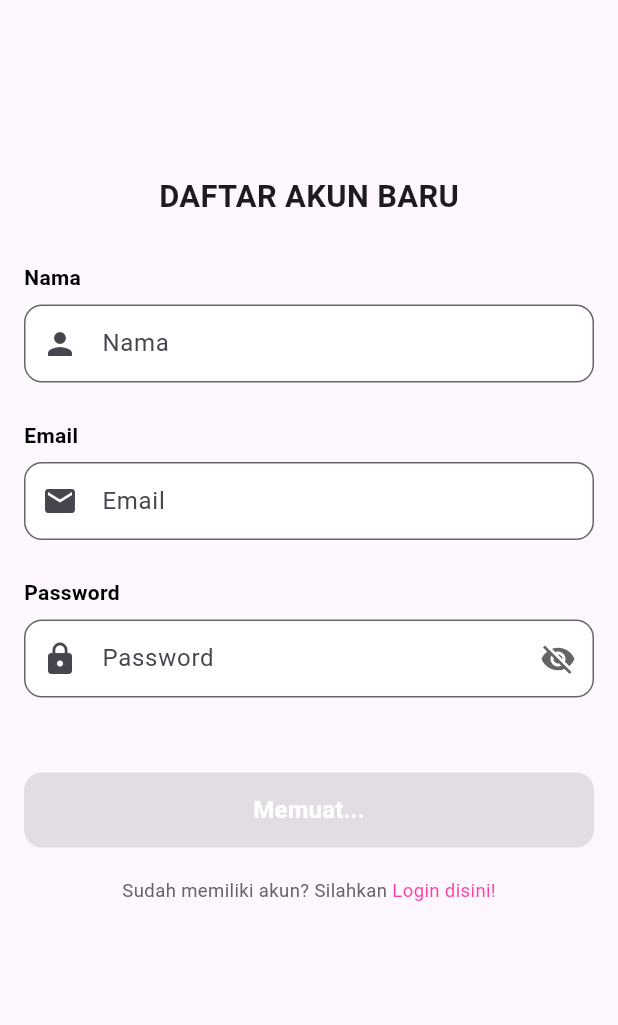
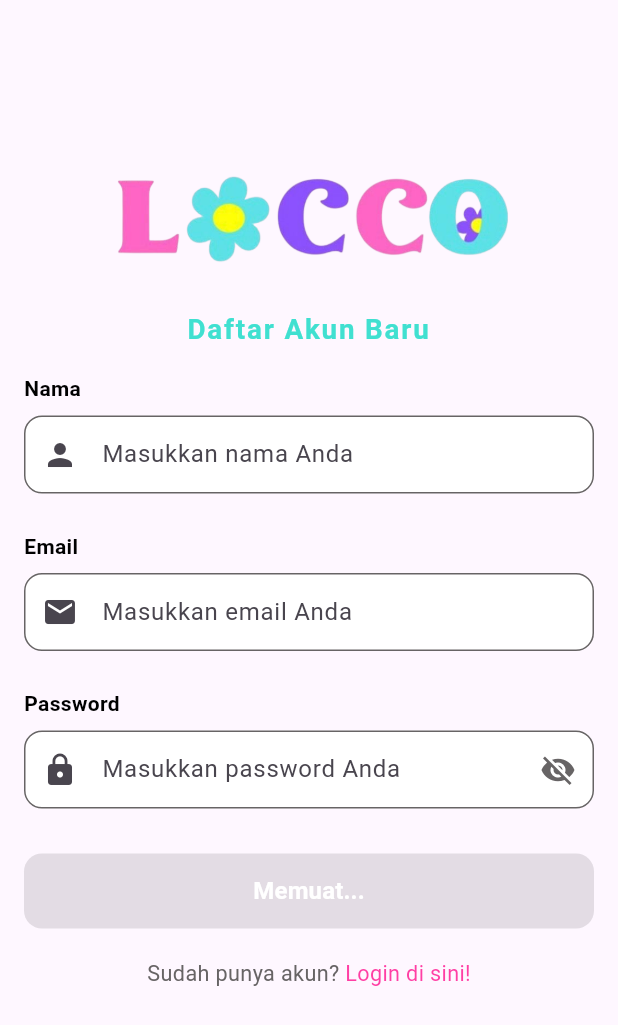
Before and after one commit to SafinatunNaja29/0184_LoccoFlorist, a Flutter app: the RegisterScreen screen opened directly, on a phone screen of 412 x 824 dp. Shown: the top 1025 px of the screen. Run offline on Flutter 3.47's test engine with Material 3 defaults, Android fonts, the light colour scheme and no system bars; our stand-ins replace bloc, dartz, dropdown_button2, flutter_bloc, flutter_secure_storage; accounts and stored records are empty; network calls fail; Roboto replaces fonts that are missing (Montserrat); statements that could not run were skipped.

Commit message:
mengatur tampilan UI untuk login dan register

```diff
--- a/lib/core/components/custom_text_field.dart
+++ b/lib/core/components/custom_text_field.dart
@@ -5,6 +5,7 @@ class CustomTextField extends StatelessWidget {
   final String validator;
   final TextEditingController controller;
   final String label;
+  final String? hintText;
   final Function(String value)? onChanged;
   final bool obscureText;
   final TextInputType? keyboardType;
@@ -18,6 +19,7 @@ class CustomTextField extends StatelessWidget {
     Key? key,
     required this.controller,
     required this.label,
+    this.hintText,
     this.onChanged,
     this.obscureText = false,
     this.keyboardType,
@@ -63,7 +65,7 @@ class CustomTextField extends StatelessWidget {
             contentPadding: const EdgeInsets.symmetric(vertical: 14, horizontal: 16),
             prefixIcon: prefixIcon,
             suffixIcon: suffixIcon,
-            hintText: label,
+            hintText: hintText,
             filled: true,
             fillColor: AppColors.white,
             border: OutlineInputBorder(
--- a/lib/core/constants/colors.dart
+++ b/lib/core/constants/colors.dart
@@ -19,4 +19,6 @@ class AppColors {
 
   static const Color red = Color(0xffF65151);
 
+  static const Color purple = Color(0xffa32cc4);
+
 }
--- a/lib/presentation/admin/admin_home_screen.dart
+++ b/lib/presentation/admin/admin_home_screen.dart
@@ -70,7 +70,7 @@ class _AdminHomeScreenState extends State<AdminHomeScreen> {
       bottomNavigationBar: BottomNavigationBar(
         currentIndex: _selectedIndex,
         onTap: _onItemTapped,
-        selectedItemColor: Colors.blue,
+        selectedItemColor: Colors.pink,
         unselectedItemColor: Colors.grey,
         items: const [
           BottomNavigationBarItem(
--- a/lib/presentation/auth/bloc/register_screen.dart
+++ b/lib/presentation/auth/bloc/register_screen.dart
@@ -23,7 +23,6 @@ class _RegisterScreenState extends State<RegisterScreen> {
   late final TextEditingController emailController;
   late final TextEditingController passwordController;
   late final GlobalKey<FormState> _key;
-
   bool isShowPassword = false;
 
   @override
@@ -40,7 +39,6 @@ class _RegisterScreenState extends State<RegisterScreen> {
     namaController.dispose();
     emailController.dispose();
     passwordController.dispose();
-    _key.currentState?.dispose();
     super.dispose();
   }
 
@@ -55,19 +53,29 @@ class _RegisterScreenState extends State<RegisterScreen> {
             child: Column(
               mainAxisAlignment: MainAxisAlignment.center,
               children: [
-                const SpaceHeight(100),
+                const SpaceHeight(80),
+                Image.asset(
+                  'assets/images/logo.png',
+                  height: 100,
+                ),
+                const SpaceHeight(10),
                 Text(
-                  'DAFTAR AKUN BARU',
+                  'Daftar Akun Baru',
+                  textAlign: TextAlign.center,
                   style: TextStyle(
-                    fontSize: MediaQuery.of(context).size.width * 0.05,
+                    fontSize: context.deviceWidth * 0.045,
                     fontWeight: FontWeight.bold,
+                    color: AppColors.tosca,
+                    letterSpacing: 1.2,
+                    fontFamily: 'Montserrat',
                   ),
                 ),
-                const SpaceHeight(30),
+                const SpaceHeight(16),
                 CustomTextField(
                   validator: 'Nama tidak boleh kosong',
                   controller: namaController,
                   label: 'Nama',
+                  hintText: 'Masukkan nama Anda',
                   prefixIcon: const Padding(
                     padding: EdgeInsets.all(8.0),
                     child: Icon(Icons.person),
@@ -78,6 +86,7 @@ class _RegisterScreenState extends State<RegisterScreen> {
                   validator: 'Email tidak boleh kosong',
                   controller: emailController,
                   label: 'Email',
+                  hintText: 'Masukkan email Anda',
                   prefixIcon: const Padding(
                     padding: EdgeInsets.all(8.0),
                     child: Icon(Icons.email),
@@ -88,6 +97,7 @@ class _RegisterScreenState extends State<RegisterScreen> {
                   validator: 'Password tidak boleh kosong',
                   controller: passwordController,
                   label: 'Password',
+                  hintText: 'Masukkan password Anda',
                   obscureText: !isShowPassword,
                   prefixIcon: const Padding(
                     padding: EdgeInsets.all(8.0),
@@ -107,7 +117,7 @@ class _RegisterScreenState extends State<RegisterScreen> {
                     ),
                   ),
                 ),
-                const SpaceHeight(50),
+                const SpaceHeight(30),
                 BlocConsumer<RegisterBloc, RegisterState>(
                   listener: (context, state) {
                     if (state is RegisterSuccess) {
@@ -140,7 +150,7 @@ class _RegisterScreenState extends State<RegisterScreen> {
                                   namaUser: namaController.text,
                                   email: emailController.text,
                                   password: passwordController.text,
-                                  idRole: 2, // default customer
+                                  idRole: 2,
                                 );
                                 context.read<RegisterBloc>().add(
                                   RegisterRequested(requestModel: request),
@@ -148,20 +158,21 @@ class _RegisterScreenState extends State<RegisterScreen> {
                               }
                             },
                       label: state is RegisterLoading ? 'Memuat...' : 'Daftar',
+                      color: AppColors.purple,
                     );
                   },
                 ),
                 const SpaceHeight(20),
                 Text.rich(
                   TextSpan(
-                    text: 'Sudah memiliki akun? Silahkan ',
+                    text: 'Sudah punya akun? ',
                     style: TextStyle(
                       color: AppColors.grey,
-                      fontSize: MediaQuery.of(context).size.width * 0.03,
+                      fontSize: context.deviceWidth * 0.035,
                     ),
                     children: [
                       TextSpan(
-                        text: 'Login disini!',
+                        text: 'Login di sini!',
                         style: TextStyle(color: AppColors.pinkFanta),
                         recognizer: TapGestureRecognizer()
                           ..onTap = () {
--- a/pubspec.yaml
+++ b/pubspec.yaml
@@ -70,9 +70,9 @@ flutter:
   uses-material-design: true
 
   # To add assets to your application, add an assets section, like this:
-  # assets:
-  #   - images/a_dot_burr.jpeg
-  #   - images/a_dot_ham.jpeg
+  assets:
+    - assets/images/logo.png
+
 
   # An image asset can refer to one or more resolution-specific "variants", see
   # https://flutter.dev/to/resolution-aware-images
```
Also changed, not shown: lib/presentation/auth/bloc/login_screen.dart (+20 -5 lines), assets/images/logo.png (added).
